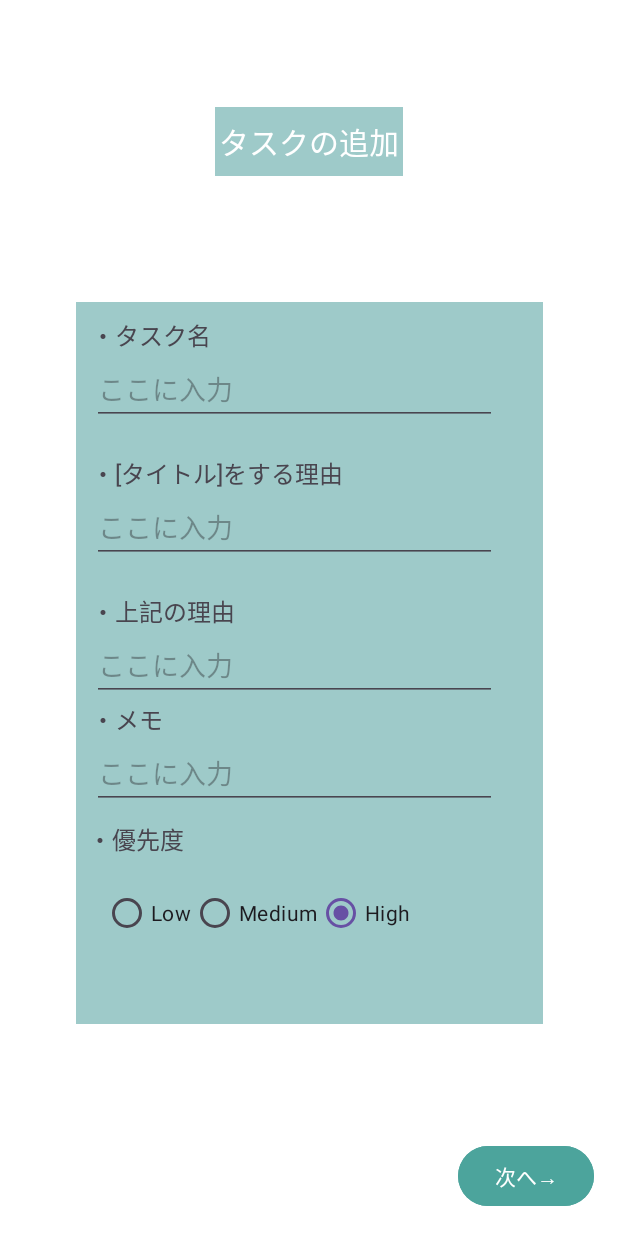
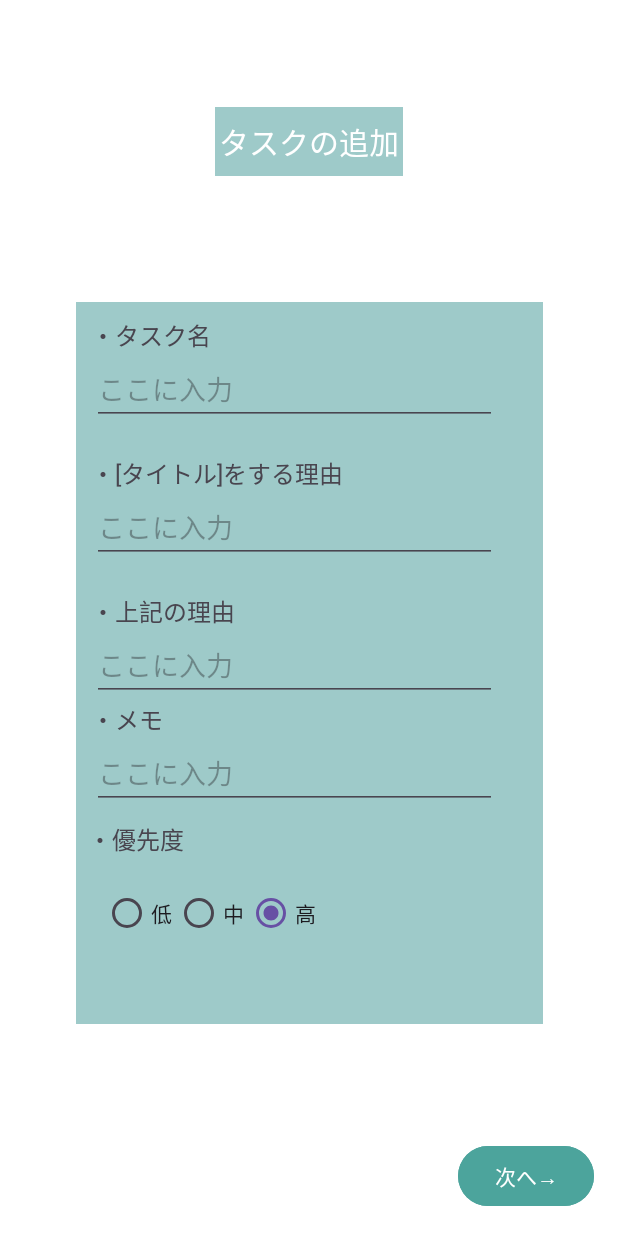
Before and after one commit to SoSatoNITIC/AppBlockTaskList, an Android app: the fragment TaskSettingWan placed in its activity, on a phone screen of 412 x 824 dp. Run offline under Robolectric (Android 15) with nearby library versions, the phone set to English and light mode, and no system bars; our stand-ins replace Room's generated code; 5 statements that could not run were skipped.

Commit message:
ラジオボタンの文字の変更

```diff
--- a/app/src/main/res/layout/fragment_task_setting_wan_fragment.xml
+++ b/app/src/main/res/layout/fragment_task_setting_wan_fragment.xml
@@ -173,7 +173,7 @@
                 android:id="@+id/radioLowPriority"
                 android:layout_width="wrap_content"
                 android:layout_height="wrap_content"
-                android:text="Low"
+                android:text="低"
                 tools:layout_editor_absoluteX="159dp"
                 tools:layout_editor_absoluteY="554dp" />
 
@@ -181,7 +181,7 @@
                 android:id="@+id/radioMediumPriority"
                 android:layout_width="wrap_content"
                 android:layout_height="wrap_content"
-                android:text="Medium"
+                android:text="中"
                 tools:layout_editor_absoluteX="244dp"
                 tools:layout_editor_absoluteY="554dp" />
 
@@ -190,7 +190,7 @@
                 android:layout_width="wrap_content"
                 android:layout_height="wrap_content"
                 android:checked="true"
-                android:text="High"
+                android:text="高"
                 tools:layout_editor_absoluteX="100dp"
                 tools:layout_editor_absoluteY="554dp" />
         </RadioGroup>
```
